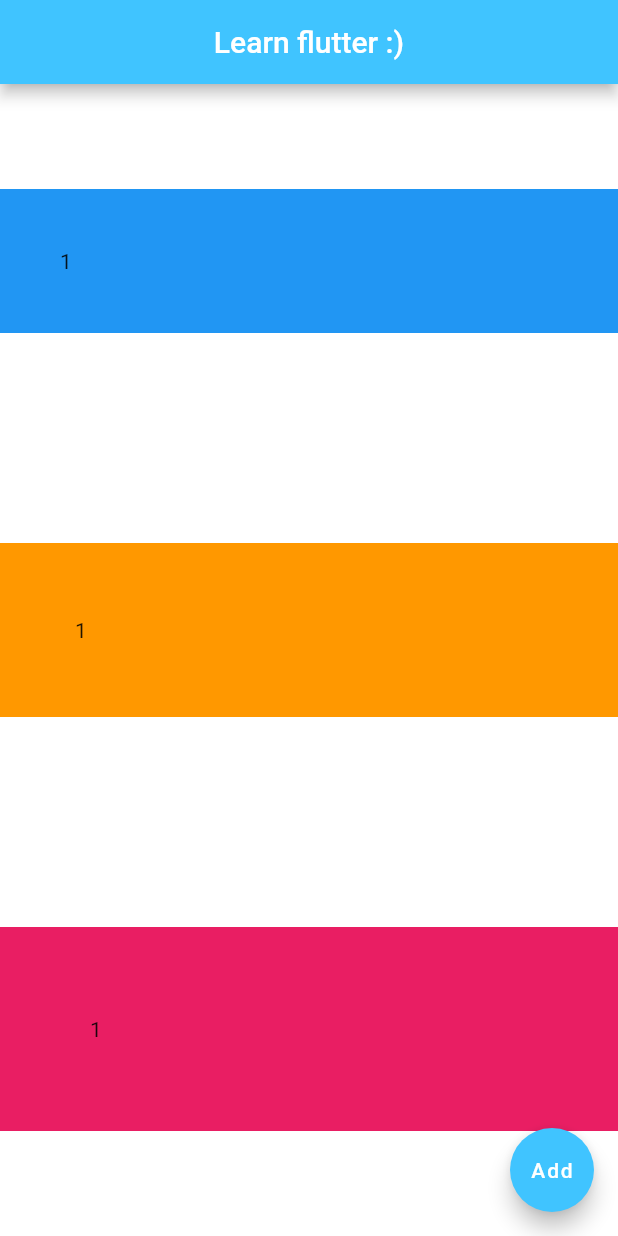
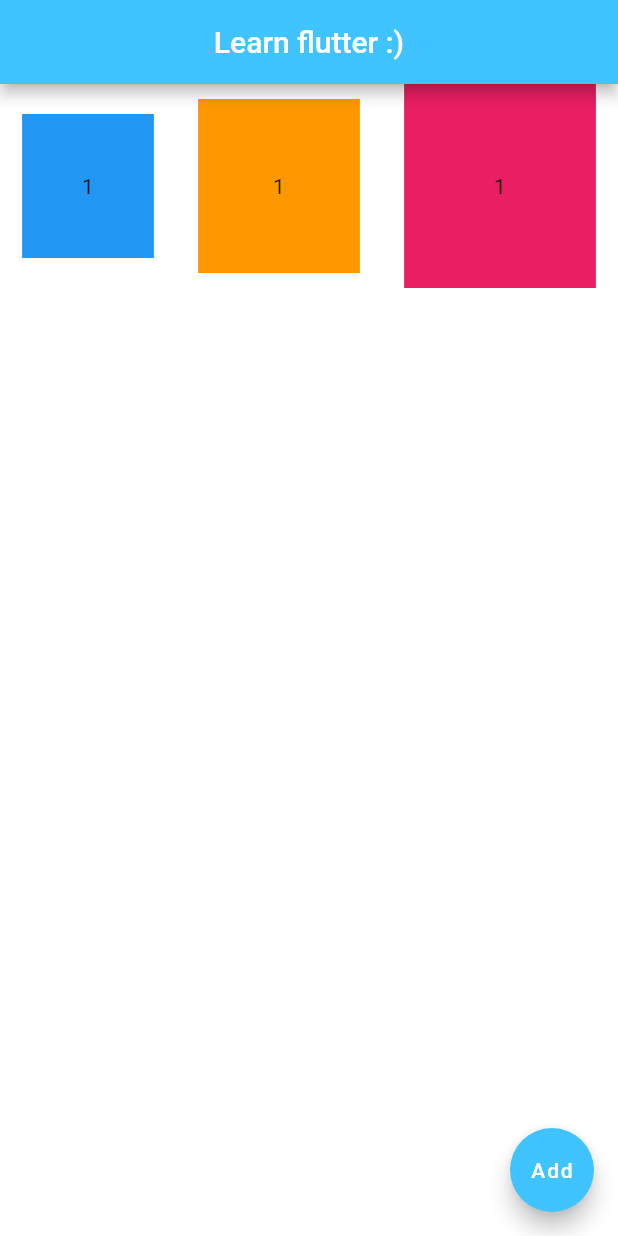
Before and after one commit to Flop88/LearnFlutter, a Flutter app: the screen it shows after launch, on a phone screen of 412 x 824 dp. Run offline on Flutter 3.47's test engine with Material 2 defaults, Android fonts, the phone set to English and light mode, and no system bars.

Commit message:
Learn Row widget

```diff
--- a/lib/main.dart
+++ b/lib/main.dart
@@ -14,9 +14,10 @@ class FlutterTutorialApp extends StatelessWidget {
             centerTitle: true,
             backgroundColor: Colors.lightBlueAccent,
           ),
-          body: Column(
+          body: Row(
             mainAxisAlignment: MainAxisAlignment.spaceAround,
-            crossAxisAlignment: CrossAxisAlignment.stretch,
+            crossAxisAlignment: CrossAxisAlignment.baseline,
+            textBaseline: TextBaseline.ideographic,
             children: [
               Container(
                 color: Colors.blue,
```
